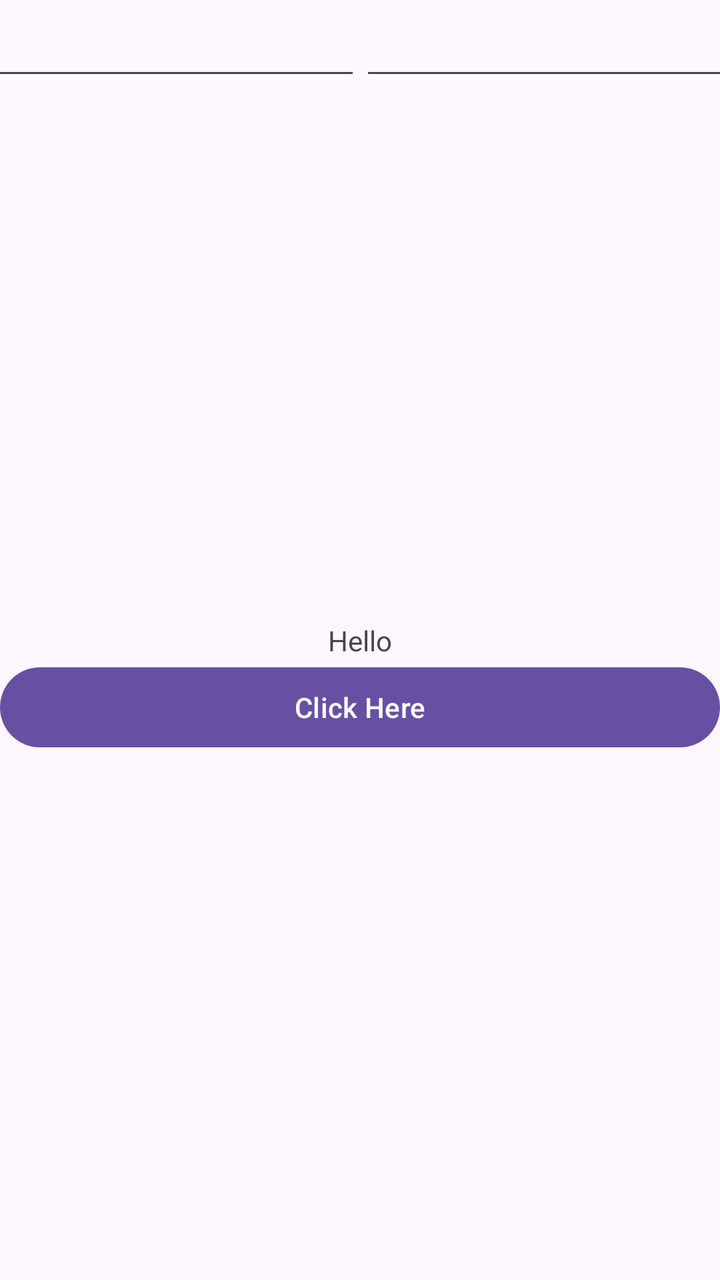
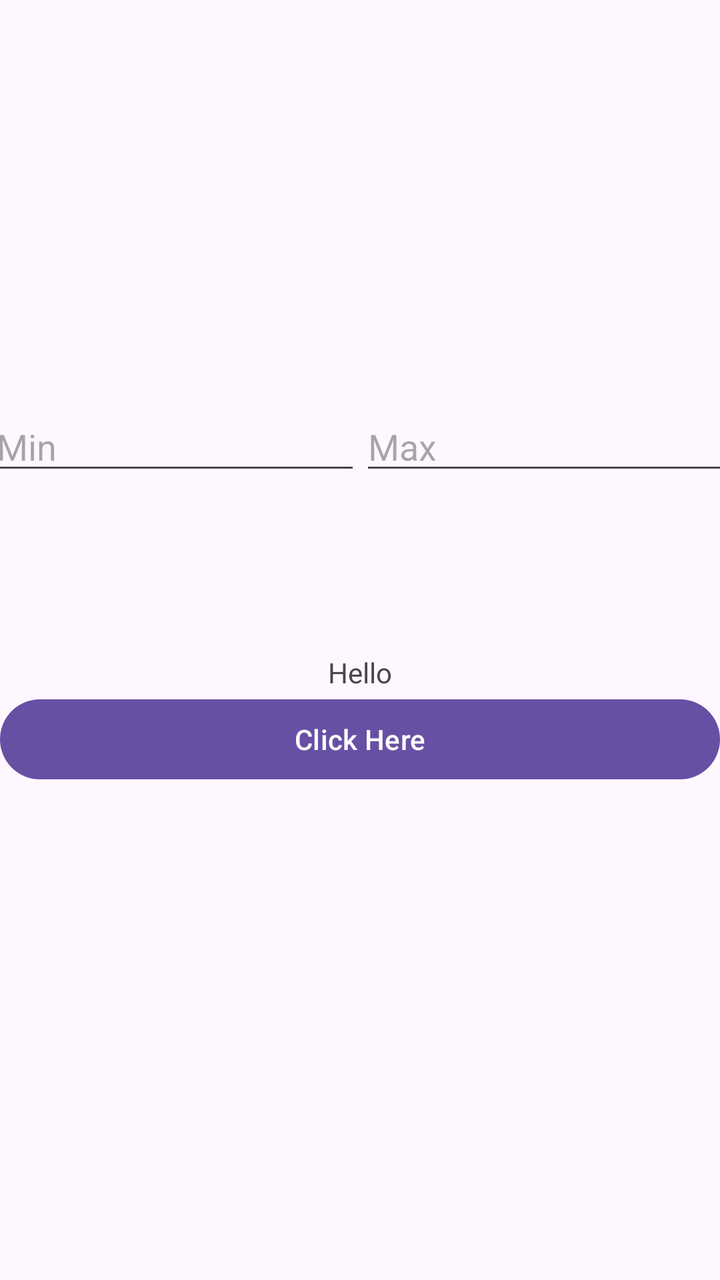

Compare the two renders of this Android layout. The source of the first and the diff that turns it into the second are given below.
<!-- AndroidManifest.xml: application theme Theme.MyApp -->
<!-- res/layout/activity_main.xml -->
<?xml version="1.0" encoding="utf-8"?>
<androidx.constraintlayout.widget.ConstraintLayout xmlns:android="http://schemas.android.com/apk/res/android"
    xmlns:app="http://schemas.android.com/apk/res-auto"
    xmlns:tools="http://schemas.android.com/tools"
    android:id="@+id/main"
    android:layout_width="match_parent"
    android:layout_height="match_parent"
    tools:context=".MainActivity">

    <TextView
        android:id="@+id/textView"
        android:layout_width="wrap_content"
        android:layout_height="wrap_content"
        android:text="@string/hello"
        app:layout_constraintBottom_toBottomOf="parent"
        app:layout_constraintEnd_toEndOf="parent"
        app:layout_constraintStart_toStartOf="parent"
        app:layout_constraintTop_toTopOf="parent" />

    <Button
        android:id="@+id/button"
        android:layout_width="match_parent"
        android:layout_height="0dp"
        android:text="@string/clickHere"
        app:layout_constraintEnd_toEndOf="parent"
        app:layout_constraintStart_toStartOf="parent"
        app:layout_constraintTop_toBottomOf="@+id/textView" />

    <EditText
        android:id="@+id/edMin"
        android:layout_width="186dp"
        android:layout_height="45dp"
        android:ems="10"
        android:inputType="number"
        app:layout_constraintEnd_toStartOf="@+id/edMax"
        app:layout_constraintHorizontal_bias="0.5"
        app:layout_constraintStart_toStartOf="parent"
        tools:layout_editor_absoluteY="201dp"
        tools:ignore="MissingConstraints" />

    <EditText
        android:id="@+id/edMax"
        android:layout_width="186dp"
        android:layout_height="45dp"
        android:ems="10"
        android:inputType="number"
        app:layout_constraintEnd_toEndOf="parent"
        app:layout_constraintHorizontal_bias="0.5"
        app:layout_constraintStart_toEndOf="@+id/edMin"
        app:layout_constraintTop_toTopOf="@+id/edMin" />

</androidx.constraintlayout.widget.ConstraintLayout>
<!-- resources referenced by this layout -->
<resources>
  <string name="clickHere">Click Here</string>
  <string name="hello">Hello</string>
  <style name="Theme.MyApp" parent="Base.Theme.MyApp" />
  <style name="Base.Theme.MyApp" parent="Theme.Material3.DayNight.NoActionBar">
          
          
      </style>
</resources>

<!-- the commit's change to res/layout/activity_main.xml (unified diff, before → after) -->
@@ -10,7 +10,8 @@
     <TextView
         android:id="@+id/textView"
         android:layout_width="wrap_content"
-        android:layout_height="wrap_content"
+        android:layout_height="19dp"
+        android:layout_marginTop="32dp"
         android:text="@string/hello"
         app:layout_constraintBottom_toBottomOf="parent"
         app:layout_constraintEnd_toEndOf="parent"
@@ -29,20 +30,23 @@
     <EditText
         android:id="@+id/edMin"
         android:layout_width="186dp"
-        android:layout_height="45dp"
+        android:layout_height="wrap_content"
+        android:layout_marginTop="201dp"
         android:ems="10"
+        android:hint="Min"
         android:inputType="number"
         app:layout_constraintEnd_toStartOf="@+id/edMax"
         app:layout_constraintHorizontal_bias="0.5"
         app:layout_constraintStart_toStartOf="parent"
-        tools:layout_editor_absoluteY="201dp"
+        app:layout_constraintTop_toTopOf="parent"
         tools:ignore="MissingConstraints" />
 
     <EditText
         android:id="@+id/edMax"
         android:layout_width="186dp"
-        android:layout_height="45dp"
+        android:layout_height="wrap_content"
         android:ems="10"
+        android:hint="Max"
         android:inputType="number"
         app:layout_constraintEnd_toEndOf="parent"
         app:layout_constraintHorizontal_bias="0.5"
